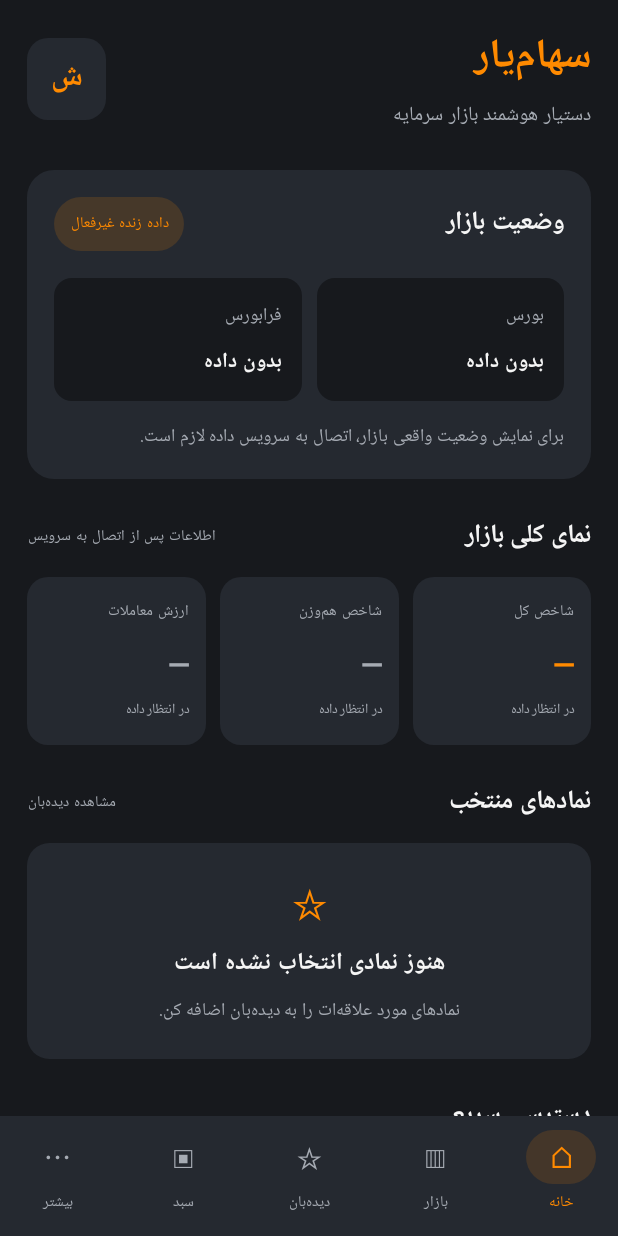
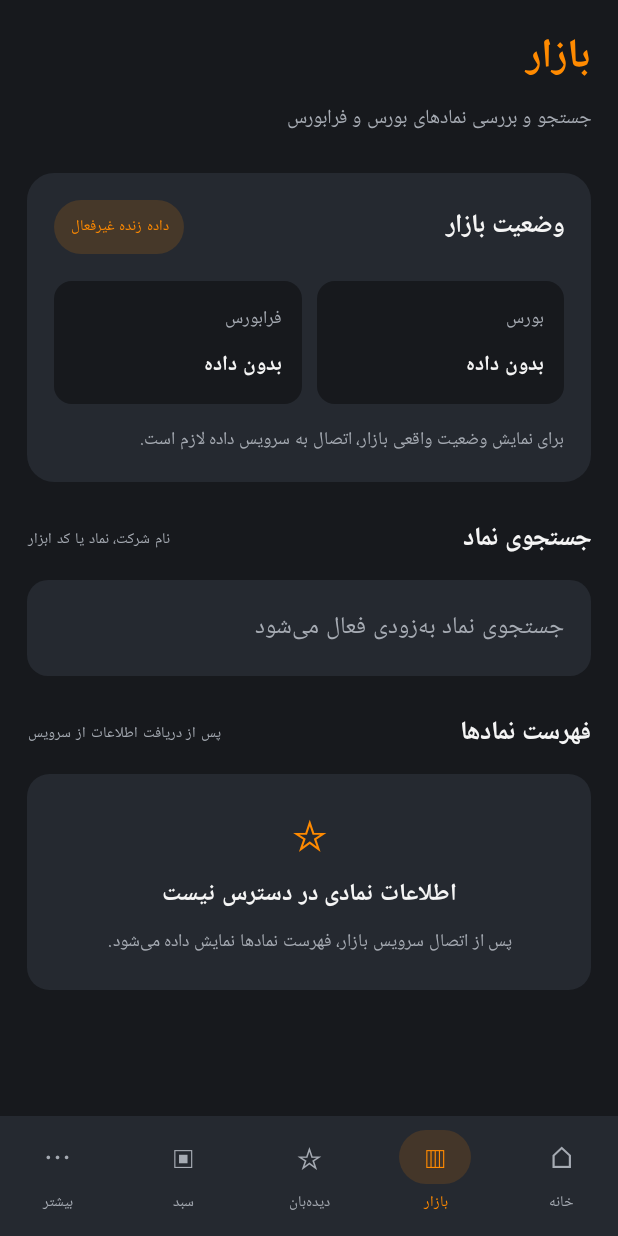
Before and after one commit to Tech-quantum/SahamYar, an Android app built with Jetpack Compose: the screen it shows after launch (MainActivity), item 2 of the bottom bar chosen, on a phone screen of 412 x 824 dp. Run offline under Robolectric (Android 15) with nearby library versions, the phone set to English and light mode, and no system bars.

Commit message:
feat(android): add bottom navigation and market screen

```diff
--- a/app/src/main/java/com/techquantum/sahamyar/MainActivity.kt
+++ b/app/src/main/java/com/techquantum/sahamyar/MainActivity.kt
@@ -11,6 +11,8 @@ import androidx.compose.foundation.verticalScroll
 import androidx.compose.material3.*
 import androidx.compose.runtime.Composable
 import androidx.compose.runtime.CompositionLocalProvider
+import androidx.compose.runtime.mutableIntStateOf
+import androidx.compose.runtime.remember
 import androidx.compose.ui.Alignment
 import androidx.compose.ui.Modifier
 import androidx.compose.ui.graphics.Color
@@ -57,14 +59,19 @@ private fun SahamYarTheme(content: @Composable () -> Unit) {
 
 @Composable
 private fun DashboardScreen() {
+    val selectedTab = remember { mutableIntStateOf(0) }
+
     Scaffold(
         containerColor = Background,
-        bottomBar = { BottomNavigationBar() }
+        bottomBar = {
+            BottomNavigationBar(selectedTab.intValue) { selectedTab.intValue = it }
+        }
     ) { padding ->
-        Column(
-            modifier = Modifier
-                .fillMaxSize()
-                .padding(padding)
+        val contentModifier = Modifier.fillMaxSize().padding(padding)
+
+        when (selectedTab.intValue) {
+            0 -> Column(
+                modifier = contentModifier
                     .statusBarsPadding()
                     .verticalScroll(rememberScrollState())
                     .padding(horizontal = 18.dp, vertical = 16.dp)
@@ -92,6 +99,66 @@ private fun DashboardScreen() {
                 QuickAccessCard("تحلیل هوشمند", "بررسی تکنیکال و تحلیل روند نمادها")
                 Spacer(Modifier.height(20.dp))
             }
+            1 -> MarketScreen(contentModifier)
+            else -> ComingSoonScreen(
+                listOf("خانه", "بازار", "دیده‌بان", "سبد", "بیشتر")[selectedTab.intValue],
+                contentModifier
+            )
+        }
+    }
+}
+
+@Composable
+private fun MarketScreen(modifier: Modifier = Modifier) {
+    Column(
+        modifier = modifier
+            .statusBarsPadding()
+            .verticalScroll(rememberScrollState())
+            .padding(horizontal = 18.dp, vertical = 16.dp)
+    ) {
+        Text("بازار", color = Orange, fontSize = 27.sp, fontWeight = FontWeight.Bold)
+        Spacer(Modifier.height(6.dp))
+        Text("جستجو و بررسی نمادهای بورس و فرابورس", color = TextSecondary, fontSize = 13.sp)
+        Spacer(Modifier.height(24.dp))
+        MarketStatusCard()
+        Spacer(Modifier.height(24.dp))
+        SectionTitle("جستجوی نماد", "نام شرکت، نماد یا کد ابزار")
+        Spacer(Modifier.height(12.dp))
+        Card(
+            modifier = Modifier.fillMaxWidth(),
+            colors = CardDefaults.cardColors(containerColor = SurfaceDark),
+            shape = RoundedCornerShape(14.dp)
+        ) {
+            Text(
+                "جستجوی نماد به‌زودی فعال می‌شود",
+                modifier = Modifier.padding(18.dp),
+                color = TextSecondary
+            )
+        }
+        Spacer(Modifier.height(24.dp))
+        SectionTitle("فهرست نمادها", "پس از دریافت اطلاعات از سرویس")
+        Spacer(Modifier.height(12.dp))
+        EmptyStateCard(
+            "اطلاعات نمادی در دسترس نیست",
+            "پس از اتصال سرویس بازار، فهرست نمادها نمایش داده می‌شود."
+        )
+    }
+}
+
+@Composable
+private fun ComingSoonScreen(title: String, modifier: Modifier = Modifier) {
+    Column(
+        modifier = modifier
+            .statusBarsPadding()
+            .padding(18.dp),
+        verticalArrangement = Arrangement.Center,
+        horizontalAlignment = Alignment.CenterHorizontally
+    ) {
+        Text(title, color = Orange, fontSize = 26.sp, fontWeight = FontWeight.Bold)
+        Spacer(Modifier.height(16.dp))
+        Text("این بخش در حال توسعه است.", color = TextPrimary)
+        Spacer(Modifier.height(8.dp))
+        Text("در نسخه‌های بعدی فعال خواهد شد.", color = TextSecondary, fontSize = 13.sp)
     }
 }
 
@@ -258,14 +325,17 @@ private fun QuickAccessCard(title: String, description: String) {
 }
 
 @Composable
-private fun BottomNavigationBar() {
+private fun BottomNavigationBar(
+    selectedIndex: Int,
+    onItemSelected: (Int) -> Unit
+) {
     NavigationBar(containerColor = SurfaceDark, contentColor = Orange) {
         val items = listOf("خانه", "بازار", "دیده‌بان", "سبد", "بیشتر")
         val symbols = listOf("⌂", "▥", "☆", "▣", "⋯")
         items.forEachIndexed { index, label ->
             NavigationBarItem(
-                selected = index == 0,
-                onClick = { },
+                selected = selectedIndex == index,
+                onClick = { onItemSelected(index) },
                 icon = { Text(symbols[index], fontSize = 20.sp) },
                 label = { Text(label, fontSize = 10.sp) },
                 alwaysShowLabel = true,
```
Lines whose indentation alone changed are shown as unchanged.
